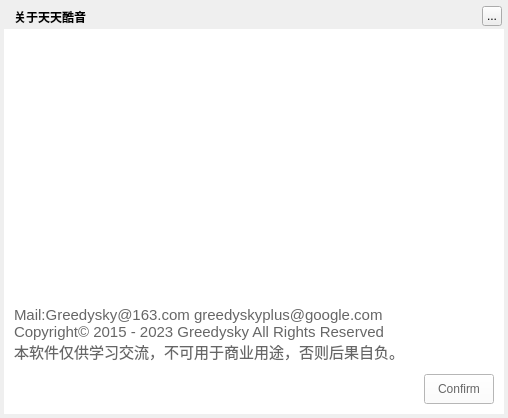
First picture: the form in TTKModule/TTKWidget/musicUiKits/musicWidgetKits/musicmessageaboutdialog.ui, repository Greedysky/TTKMusicPlayer, before the edit.
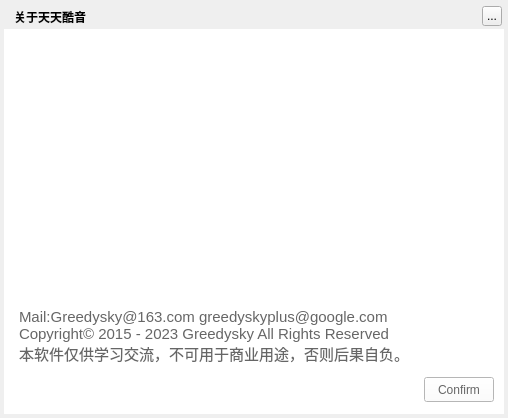
Second picture: the form after the edit.

The edit to the form file:
```diff
--- a/TTKModule/TTKWidget/musicUiKits/musicWidgetKits/musicmessageaboutdialog.ui
+++ b/TTKModule/TTKWidget/musicUiKits/musicWidgetKits/musicmessageaboutdialog.ui
@@ -93,23 +93,23 @@
    <widget class="QLabel" name="versionLabel">
     <property name="geometry">
      <rect>
-      <x>10</x>
-      <y>210</y>
-      <width>480</width>
-      <height>60</height>
+      <x>15</x>
+      <y>213</y>
+      <width>455</width>
+      <height>70</height>
      </rect>
     </property>
     <property name="styleSheet">
-     <string notr="true">font-size:15px</string>
+     <string notr="true">font-size:15px;font-weight:bold;</string>
     </property>
    </widget>
    <widget class="QPushButton" name="confirmButton">
     <property name="geometry">
      <rect>
       <x>420</x>
-      <y>345</y>
+      <y>348</y>
       <width>70</width>
-      <height>30</height>
+      <height>25</height>
      </rect>
     </property>
     <property name="text">
@@ -119,7 +119,7 @@
    <widget class="QLabel" name="counterLabel">
     <property name="geometry">
      <rect>
-      <x>10</x>
+      <x>15</x>
       <y>345</y>
       <width>200</width>
       <height>25</height>
@@ -135,10 +135,10 @@
    <widget class="QLabel" name="textLabel">
     <property name="geometry">
      <rect>
-      <x>10</x>
-      <y>270</y>
-      <width>480</width>
-      <height>70</height>
+      <x>15</x>
+      <y>277</y>
+      <width>455</width>
+      <height>60</height>
      </rect>
     </property>
     <property name="styleSheet">
```
